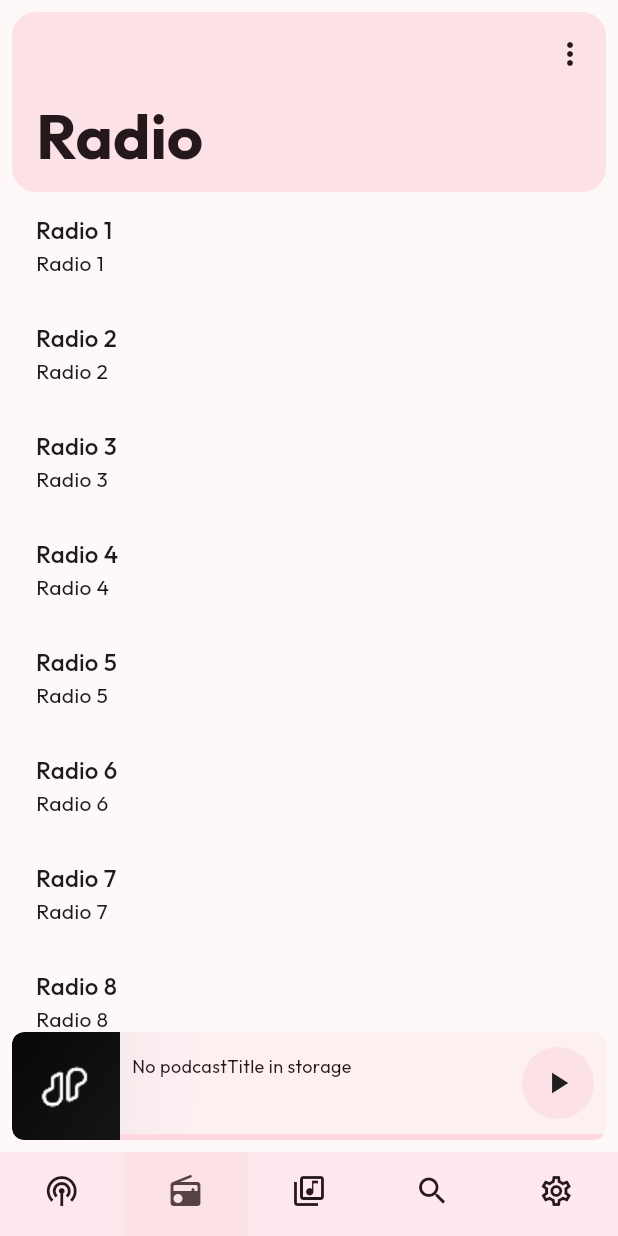
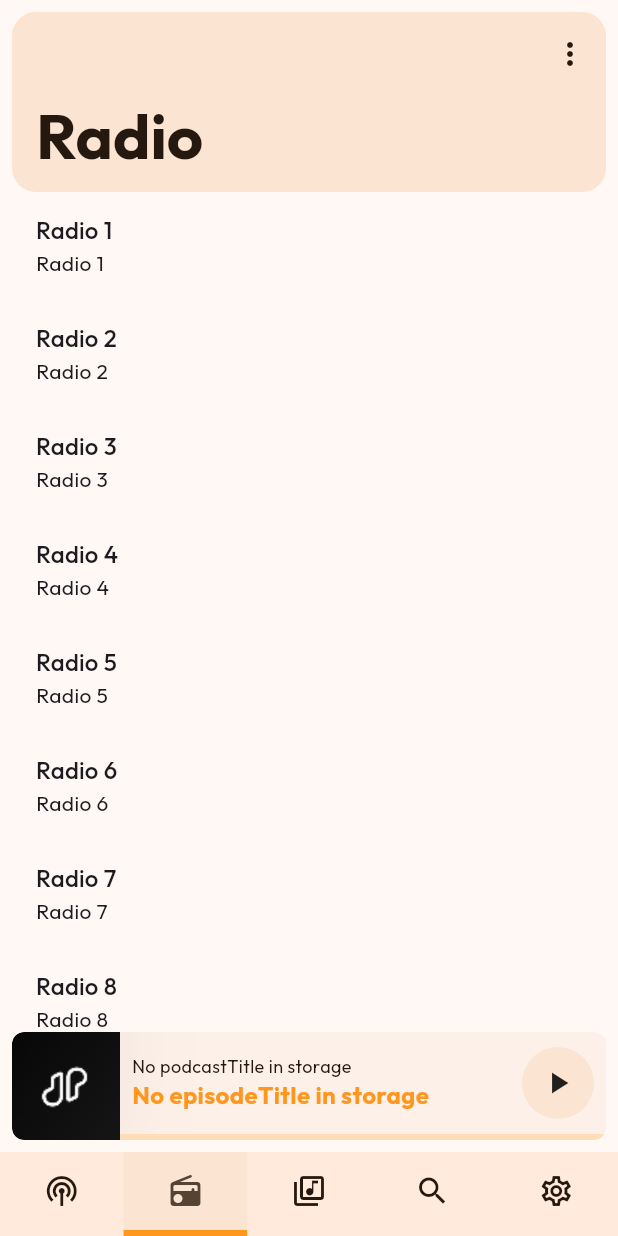
Before and after one commit to Sn8z/Poddr, a Flutter app: the screen it shows after launch, after a tap on the "radio" icon, on a phone screen of 412 x 824 dp. Run offline on Flutter 3.47's test engine with Material 3 defaults, Android fonts, the phone set to English and light mode, and no system bars; our stand-ins replace audio_service, drift, drift_flutter, go_router, google_fonts, shared_preferences; missing offline and left inert: audio_session, media_kit; accounts and stored records are empty; generated files the repository leaves out were written again; network calls fail; statements that could not run were skipped.

Commit message:
minor theming refactor

```diff
--- a/lib/data/settings/settings_repository.dart
+++ b/lib/data/settings/settings_repository.dart
@@ -32,7 +32,7 @@ class SavedPrefsSettingsRepository implements ISettingsRepository {
   @override
   Future<Color> getColor() async {
     final color = _prefs?.getInt(_colorKey);
-    return Color(color ?? 0);
+    return Color(color ?? 4294940190);
   }
 
   @override
--- a/lib/main.dart
+++ b/lib/main.dart
@@ -1,6 +1,5 @@
 import 'package:flutter/material.dart';
 import 'package:go_router/go_router.dart';
-import 'package:google_fonts/google_fonts.dart';
 import 'package:media_kit/media_kit.dart';
 import 'package:provider/provider.dart';
 // ignore: depend_on_referenced_packages
@@ -48,16 +47,8 @@ class Poddr extends StatelessWidget {
       child: MaterialApp.router(
         title: "Poddr",
         themeMode: themeProvider.themeMode,
-        theme: themeProvider.lightTheme.copyWith(
-          textTheme: GoogleFonts.outfitTextTheme(
-            ThemeData(brightness: Brightness.light).textTheme,
-          ),
-        ),
-        darkTheme: themeProvider.darkTheme.copyWith(
-          textTheme: GoogleFonts.outfitTextTheme(
-            ThemeData(brightness: Brightness.dark).textTheme,
-          ),
-        ),
+        theme: themeProvider.lightTheme,
+        darkTheme: themeProvider.darkTheme,
         routerConfig: router,
       ),
     );
--- a/lib/services/theme.dart
+++ b/lib/services/theme.dart
@@ -1,13 +1,13 @@
 import 'package:flutter/material.dart';
+import 'package:google_fonts/google_fonts.dart';
 import 'package:poddr/data/settings/settings_repository.dart';
-import 'package:poddr/data/theme/theme_colors.dart';
 
 class ThemeProvider extends ChangeNotifier {
   final ISettingsRepository _settingsRepository =
       SavedPrefsSettingsRepository();
 
   ThemeMode _themeMode = ThemeMode.system;
-  Color _color = colors[0].color;
+  Color _color = const Color(4294940190);
 
   ThemeData _lightTheme = ThemeData.light();
   ThemeData get lightTheme => _lightTheme;
@@ -36,6 +36,9 @@ class ThemeProvider extends ChangeNotifier {
       useMaterial3: true,
       materialTapTargetSize: MaterialTapTargetSize.padded,
       visualDensity: VisualDensity.adaptivePlatformDensity,
+      textTheme: GoogleFonts.outfitTextTheme(
+        ThemeData(brightness: Brightness.light).textTheme,
+      ),
       primaryColor: _color,
       colorScheme: ColorScheme.fromSeed(
         seedColor: _color,
@@ -50,6 +53,9 @@ class ThemeProvider extends ChangeNotifier {
       useMaterial3: true,
       materialTapTargetSize: MaterialTapTargetSize.padded,
       visualDensity: VisualDensity.adaptivePlatformDensity,
+      textTheme: GoogleFonts.outfitTextTheme(
+        ThemeData(brightness: Brightness.light).textTheme,
+      ),
       primaryColor: const Color.fromARGB(255, 15, 15, 15),
       colorScheme: ColorScheme.fromSeed(
         seedColor: _color,
```
